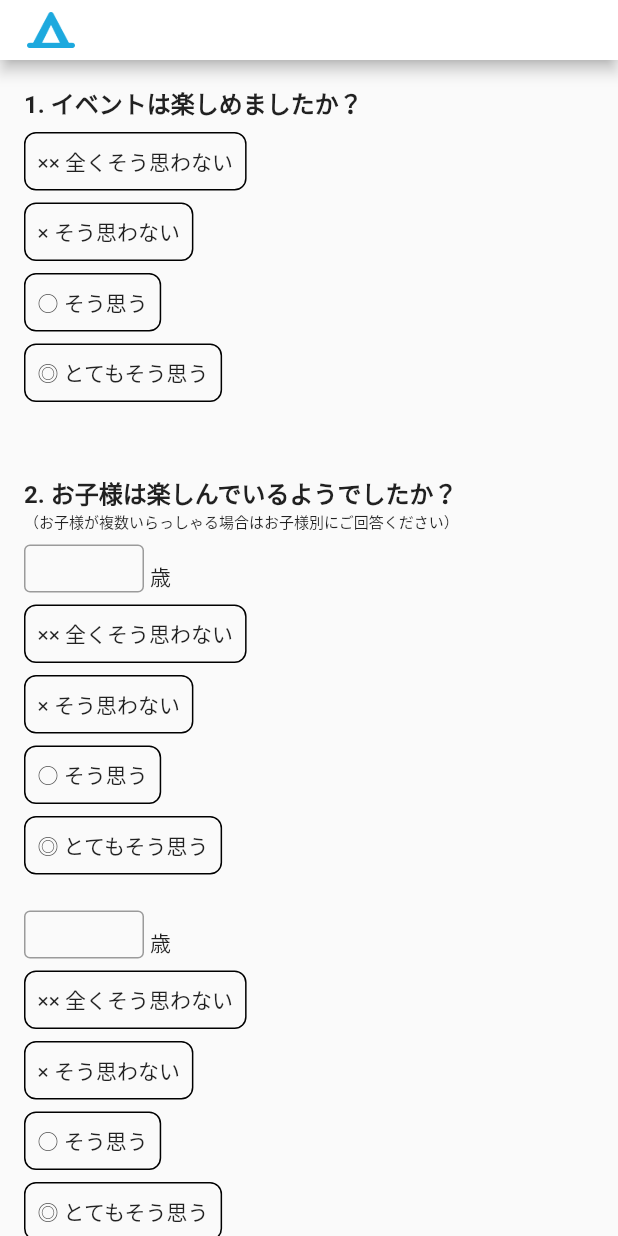
After one commit to ProjectMCR/mcr, a Flutter app: the screen it shows after launch, after a tap on "アンケートに答える", on a phone screen of 412 x 824 dp. The commit adds this screen. Run offline on Flutter 3.47's test engine with Material 2 defaults, Android fonts, the phone set to English and light mode, and no system bars; our stand-ins replace carousel_slider, cloud_firestore, firebase_core, flutter_local_notifications, location, video_player; missing offline and left inert: flutter_inappwebview, flutterfire_ui, spritewidget; accounts and stored records are empty.

Commit message:
基本的な質問構造を作成

```diff
--- a/lib/pages/home_page.dart
+++ b/lib/pages/home_page.dart
@@ -7,6 +7,7 @@ import 'package:flutter/foundation.dart';
 import 'package:flutter/material.dart';
 import 'package:flutter_local_notifications/flutter_local_notifications.dart';
 import 'package:location/location.dart';
+import 'package:mcr/pages/question_page.dart';
 import 'package:mcr/pages/what_is_onomatopoeia_page.dart';
 
 import '../colors.dart';
@@ -247,6 +248,19 @@ class _HomePageState extends State<HomePage> {
                         );
                       },
                     ),
+                    const SizedBox(
+                      height: 32,
+                    ),
+                    ElevatedButton(
+                      onPressed: () {
+                        Navigator.of(context).push(
+                          MaterialPageRoute(builder: (context) {
+                            return const QuestionPage();
+                          }),
+                        );
+                      },
+                      child: const Text('アンケートに答える'),
+                    ),
                   ],
                 ),
               ),
@@ -258,7 +272,7 @@ class _HomePageState extends State<HomePage> {
                 child: SingleChildScrollView(
                   child: Text(logs.reversed.join('\n')),
                 ),
-              )
+              ),
           ],
         ),
       ),
--- /dev/null
+++ b/lib/pages/question_page.dart
@@ -0,0 +1,306 @@
+import 'package:flutter/material.dart';
+import 'package:flutter/services.dart';
+
+class QuestionPage extends StatefulWidget {
+  const QuestionPage({super.key});
+
+  @override
+  State<QuestionPage> createState() => _QuestionPageState();
+}
+
+class _QuestionPageState extends State<QuestionPage> {
+  final answers = List<String>.generate(14, (index) => '');
+
+  final ageControllers = [
+    TextEditingController(),
+    TextEditingController(),
+    TextEditingController(),
+  ];
+
+  final answer2List = List<String>.generate(3, (index) => '');
+
+  String formattedAnswer2() {
+    var answer = '';
+    for (var index = 0; index < 3; index++) {
+      answer += '${ageControllers[index]} ${answer2List[index]},';
+    }
+    return answer;
+  }
+
+  @override
+  void dispose() {
+    super.dispose();
+    for (final c in ageControllers) {
+      c.dispose();
+    }
+  }
+
+  @override
+  Widget build(BuildContext context) {
+    final questions = [
+      Column(
+        crossAxisAlignment: CrossAxisAlignment.start,
+        children: [
+          const QuestionTitleText(
+            text: '1. イベントは楽しめましたか？',
+          ),
+          const SizedBox(height: 8),
+          LikertScaleQuestions(
+            groupValue: answers[0],
+            onChanged: (value) {
+              answers[0] = value;
+              setState(() {});
+            },
+          ),
+        ],
+      ),
+      Column(
+        crossAxisAlignment: CrossAxisAlignment.start,
+        children: [
+          const QuestionTitleText(
+            text: '2. お子様は楽しんでいるようでしたか？',
+          ),
+          const Text(
+            '（お子様が複数いらっしゃる場合はお子様別にご回答ください）',
+            style: TextStyle(
+              fontSize: 10,
+            ),
+          ),
+          const SizedBox(height: 8),
+          for (var index = 0; index < 3; index++)
+            Column(
+              crossAxisAlignment: CrossAxisAlignment.start,
+              children: [
+                Row(
+                  crossAxisAlignment: CrossAxisAlignment.end,
+                  children: [
+                    SizedBox(
+                      height: 32,
+                      width: 80,
+                      child: TextFormField(
+                        controller: ageControllers[index],
+                        keyboardType: TextInputType.number,
+                        decoration: const InputDecoration(
+                          border: OutlineInputBorder(),
+                        ),
+                        inputFormatters: [
+                          FilteringTextInputFormatter.digitsOnly,
+                        ],
+                      ),
+                    ),
+                    const SizedBox(
+                      width: 4,
+                    ),
+                    const Text('歳'),
+                  ],
+                ),
+                const SizedBox(height: 8),
+                LikertScaleQuestions(
+                  groupValue: answer2List[index],
+                  onChanged: (value) {
+                    answer2List[index] = value;
+                    setState(() {});
+                  },
+                ),
+                const SizedBox(height: 24),
+              ],
+            ),
+        ],
+      ),
+      Column(
+        crossAxisAlignment: CrossAxisAlignment.start,
+        children: [
+          const QuestionTitleText(
+            text: '3. アプリは家族一緒に動物園を楽しむ助けになりましたか？',
+          ),
+          const SizedBox(height: 8),
+          LikertScaleQuestions(
+            groupValue: answers[2],
+            onChanged: (value) {
+              answers[2] = value;
+              setState(() {});
+            },
+          )
+        ],
+      ),
+    ];
+    return GestureDetector(
+      onTap: () => primaryFocus?.unfocus(),
+      child: WillPopScope(
+        onWillPop: () async {
+          final res = await showDialog(
+            context: context,
+            builder: (context) {
+              return AlertDialog(
+                title: const Text('回答中のアンケートがあります'),
+                content: const Text('回答中のアンケートは削除されますが前のページに戻りますか？'),
+                actions: [
+                  TextButton(
+                      onPressed: () {
+                        Navigator.of(context).pop(true);
+                      },
+                      child: const Text('アンケートを破棄して戻る'))
+                ],
+              );
+            },
+          );
+          return res ?? false;
+        },
+        child: Scaffold(
+          appBar: PreferredSize(
+            preferredSize: const Size.fromHeight(40.0),
+            child: AppBar(
+              backgroundColor: Colors.white,
+              leadingWidth: 50,
+              leading: Padding(
+                padding: const EdgeInsets.only(left: 18),
+                child: InkWell(
+                  onTap: () async {
+                    final res = await showDialog(
+                      context: context,
+                      builder: (context) {
+                        return AlertDialog(
+                          title: const Text('回答中のアンケートがあります'),
+                          content: const Text('回答中のアンケートは削除されますが前のページに戻りますか？'),
+                          actions: [
+                            TextButton(
+                                onPressed: () {
+                                  Navigator.of(context).pop(true);
+                                },
+                                child: const Text('アンケートを破棄して戻る'))
+                          ],
+                        );
+                      },
+                    );
+                    if (res != true) {
+                      return;
+                    }
+                    Navigator.of(context).pop();
+                  },
+                  child: Image.asset(
+                    'assets/images/home_icon.png',
+                  ),
+                ),
+              ),
+            ),
+          ),
+          body: ListView.separated(
+            itemCount: questions.length,
+            separatorBuilder: (context, index) => const SizedBox(height: 16),
+            itemBuilder: (context, index) {
+              return Padding(
+                padding: const EdgeInsets.all(16),
+                child: questions[index],
+              );
+            },
+          ),
+        ),
+      ),
+    );
+  }
+}
+
+class QuestionTitleText extends StatelessWidget {
+  const QuestionTitleText({
+    Key? key,
+    required this.text,
+  }) : super(key: key);
+
+  final String text;
+
+  @override
+  Widget build(BuildContext context) {
+    return Text(
+      text,
+      style: const TextStyle(
+        fontWeight: FontWeight.bold,
+        fontSize: 16,
+      ),
+    );
+  }
+}
+
+class LikertScaleQuestions extends StatelessWidget {
+  const LikertScaleQuestions({
+    super.key,
+    required this.groupValue,
+    required this.onChanged,
+  });
+
+  final Function(String) onChanged;
+  final String groupValue;
+
+  @override
+  Widget build(BuildContext context) {
+    return Column(
+      crossAxisAlignment: CrossAxisAlignment.start,
+      children: [
+        OptionsTile(
+          value: '×× 全くそう思わない',
+          groupValue: groupValue,
+          onTap: () {
+            onChanged('×× 全くそう思わない');
+          },
+        ),
+        const SizedBox(height: 8),
+        OptionsTile(
+          value: '× そう思わない',
+          groupValue: groupValue,
+          onTap: () {
+            onChanged('× そう思わない');
+          },
+        ),
+        const SizedBox(height: 8),
+        OptionsTile(
+          value: '○ そう思う',
+          groupValue: groupValue,
+          onTap: () {
+            onChanged('○ そう思う');
+          },
+        ),
+        const SizedBox(height: 8),
+        OptionsTile(
+          value: '◎ とてもそう思う',
+          groupValue: groupValue,
+          onTap: () {
+            onChanged('◎ とてもそう思う');
+          },
+        ),
+      ],
+    );
+  }
+}
+
+class OptionsTile extends StatelessWidget {
+  const OptionsTile({
+    super.key,
+    required this.value,
+    required this.groupValue,
+    required this.onTap,
+  });
+
+  final String value;
+  final String groupValue;
+  final VoidCallback onTap;
+
+  @override
+  Widget build(BuildContext context) {
+    return InkWell(
+      onTap: onTap,
+      child: Container(
+        decoration: BoxDecoration(
+          color: groupValue != value ? null : Colors.blue[100],
+          border: Border.all(
+            width: groupValue != value ? 1 : 2,
+            color: groupValue != value ? Colors.black : Colors.blue,
+          ),
+          borderRadius: const BorderRadius.all(
+            Radius.circular(8),
+          ),
+        ),
+        padding: const EdgeInsets.all(8),
+        child: Text(value),
+      ),
+    );
+  }
+}
```
